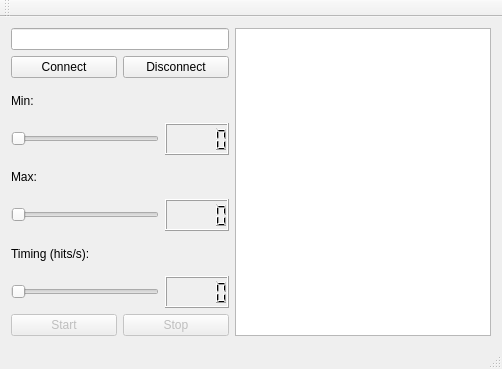
Before: the Qt Designer form QtTcpClientProducer/mainwindow.ui in mateusrodrigues/qtsupervisory, drawn with Qt 5.
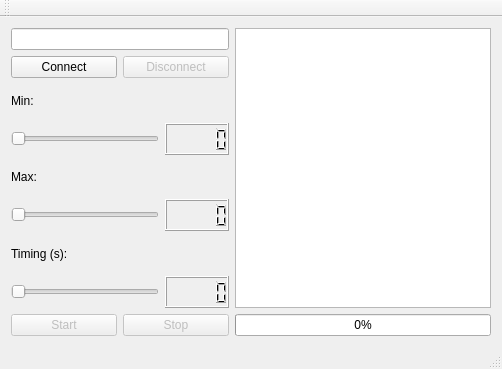
After: the same form once the commit is applied.

Commit message: implement progress bar

```diff
--- a/QtTcpClientProducer/mainwindow.ui
+++ b/QtTcpClientProducer/mainwindow.ui
@@ -37,7 +37,7 @@
           <item>
            <widget class="QPushButton" name="btnDisconnet">
             <property name="enabled">
-             <bool>true</bool>
+             <bool>false</bool>
             </property>
             <property name="text">
              <string>Disconnect</string>
@@ -109,7 +109,7 @@
         <item>
          <widget class="QLabel" name="labelTiming">
           <property name="text">
-           <string>Timing (hits/s):</string>
+           <string>Timing (s):</string>
           </property>
          </widget>
         </item>
@@ -162,7 +162,33 @@
      </layout>
     </item>
     <item>
-     <widget class="QListView" name="listView"/>
+     <layout class="QVBoxLayout" name="verticalLayout_6">
+      <item>
+       <widget class="QListView" name="listView"/>
+      </item>
+      <item>
+       <widget class="QProgressBar" name="progressBar">
+        <property name="minimum">
+         <number>1</number>
+        </property>
+        <property name="value">
+         <number>1</number>
+        </property>
+        <property name="textVisible">
+         <bool>true</bool>
+        </property>
+        <property name="orientation">
+         <enum>Qt::Horizontal</enum>
+        </property>
+        <property name="invertedAppearance">
+         <bool>false</bool>
+        </property>
+        <property name="format">
+         <string>%p%</string>
+        </property>
+       </widget>
+      </item>
+     </layout>
     </item>
    </layout>
   </widget>
```
Left out of the diff: 6 changed lines with no effect on the pictures. The commit also changes 4 other files.
